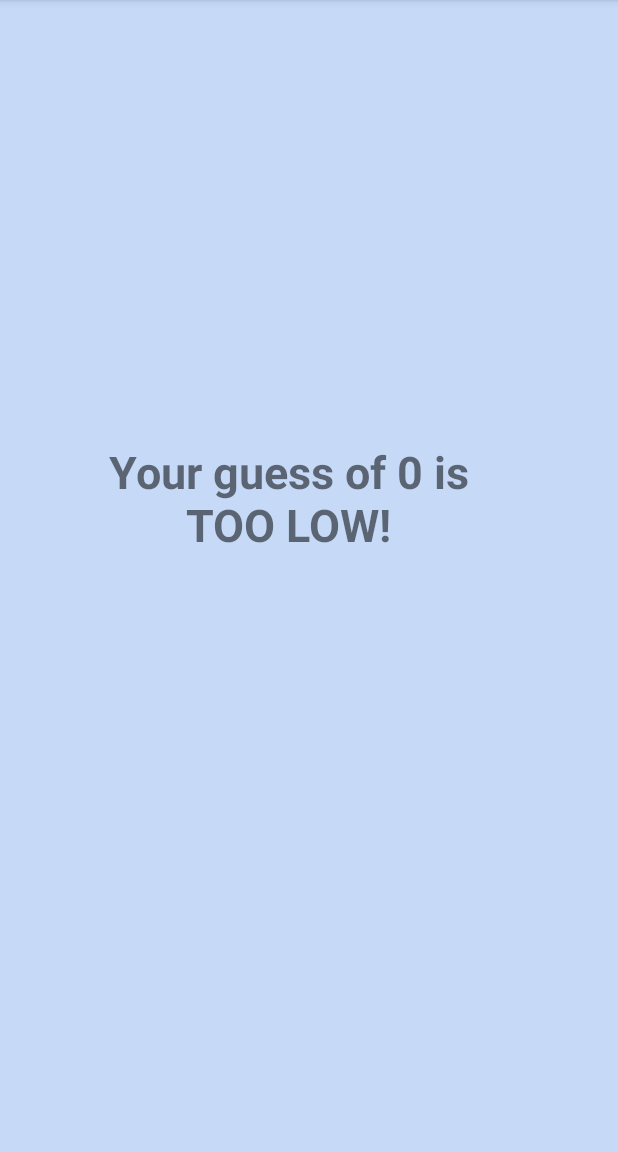
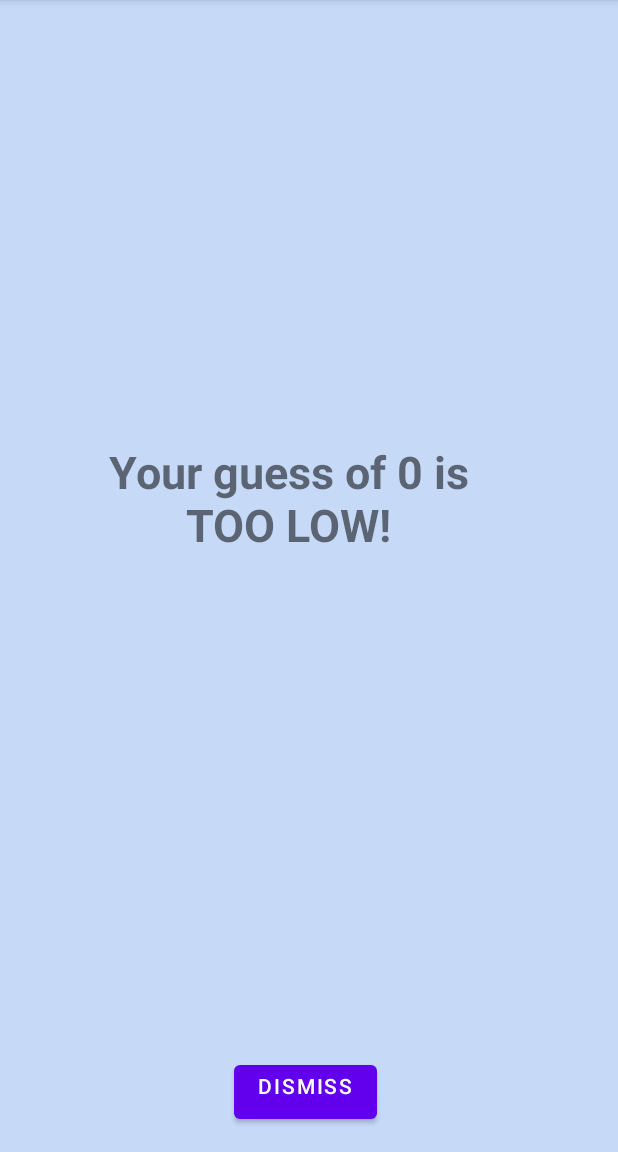
Before and after one commit to Rafek280/GuessMyNumber, an Android app: the screen it shows after launch (ResultActivity), after a tap on "EVALUATE!", on a phone screen of 412 x 824 dp, the part 84-1236 px from its top. Run offline under Robolectric (Android 15) with nearby library versions, the phone set to English and light mode, and no system bars; 3 statements that could not run were skipped; 2 other taps on this screen came first.

Commit message:
Update dismiss button

```diff
--- a/app/src/main/java/com/example/guessmynumber/MainActivity.java
+++ b/app/src/main/java/com/example/guessmynumber/MainActivity.java
@@ -16,7 +16,8 @@ public class MainActivity extends AppCompatActivity {
     private static MainActivity instance;
     public static int currentrandomnumber=0;
     public static int guessNumberInt=0;
-    public static int currentscore=100;
+    public static int currentscore;
+    String saveValue;
 
     SeekBar seekBar,seekBar2;
     EditText lowerBound,upperBound,guessNumber;
@@ -37,6 +38,7 @@ public class MainActivity extends AppCompatActivity {
         guessNumber = (EditText) findViewById(R.id.guessNumber);
         generate = (Button) findViewById(R.id.generate);
         evaluate = (Button) findViewById(R.id.evaluate);
+
         score = (TextView) findViewById(R.id.score);
         productHint = (RadioButton) findViewById(R.id.productHint);
         sumHint = (RadioButton) findViewById(R.id.sumHint);
@@ -44,10 +46,26 @@ public class MainActivity extends AppCompatActivity {
         divisibilityHint = (RadioButton) findViewById(R.id.divisibilityHint);
         hint = (Button) findViewById(R.id.hint);
 
-        //currentscore=Integer.valueOf(score.getText().toString());//Score
 
-        hint.setEnabled(false);//Disable both buttons at the beginning
-        evaluate.setEnabled(false);
+        if (savedInstanceState != null) {
+            // Then the application is being reloaded
+        }
+        else{
+            String example= savedInstanceState.getString("currentscore");
+            currentscore=Integer.valueOf(example);
+        }
+
+
+        if(currentrandomnumber<=0 ){
+            hint.setEnabled(false);//Disable both buttons at the beginning
+            evaluate.setEnabled(false);
+            //currentscore=0;
+        }
+        else{
+            hint.setEnabled(true);//Enable both buttons at the beginning
+            evaluate.setEnabled(true);
+
+        }
 
         generate.setOnClickListener(new View.OnClickListener() {
             @Override
@@ -56,6 +74,7 @@ public class MainActivity extends AppCompatActivity {
                 currentrandomnumber=generateRandomNumber();
                 hint.setEnabled(true);
                 evaluate.setEnabled(true);
+                currentscore=getValueEdittext(upperBound)-getValueEdittext(lowerBound);
             }
         });
 
@@ -121,6 +140,7 @@ public class MainActivity extends AppCompatActivity {
                         num = num / 10;
                     }
                     Toast.makeText(MainActivity.this, "The digit sum is "+ sum, Toast.LENGTH_SHORT).show();
+
                 }
                 else if(productHint.isChecked()){
                     currentscore=currentscore - 10;
@@ -130,11 +150,13 @@ public class MainActivity extends AppCompatActivity {
                         product = product * (num % 10);
                         num = num / 10;
                     }
-                    Toast.makeText(MainActivity.this, "The digit sum is "+ product, Toast.LENGTH_SHORT).show();
+                    Toast.makeText(MainActivity.this, "The digit product is "+ product, Toast.LENGTH_SHORT).show();
+
                 }
             }
 
         });
+
 
 
         new Thread(new Runnable() {//this Thread execute
@@ -144,43 +166,26 @@ public class MainActivity extends AppCompatActivity {
                 while (true) {
                     edittexttoseekbar();
                     score.setText(String.valueOf(currentscore));
-                 /*   if(divisibilityHint.isChecked()) {
-                        if (currentscore < 1) {
-                            hint.setEnabled(false);
-                        }
-                        else{
-                            hint.setEnabled(true);
-                        }
-                    }
-                    else if(primeHint.isChecked()) {
-                        if (currentscore < 10) {
-                            hint.setEnabled(false);
-                        }
-                        else{
-                            hint.setEnabled(true);
-                        }
-                    }
-                    else if(sumHint.isChecked()) {
-                        if (currentscore < 5) {
-                            hint.setEnabled(false);
-                        }
-                        else{
-                            hint.setEnabled(true);
-                        }
-                    }
-                    else if(productHint.isChecked()) {
-                        if (currentscore < 10) {
-                            hint.setEnabled(false);
-                        }
-                        else{
-                            hint.setEnabled(true);
-                        }
+
+
+                /*    if (currentscore < 0) {
+
+                        //Toast.makeText(MainActivity.this, "You lose!", Toast.LENGTH_LONG).show();
+                        openResultActivity();
+                      //  finish();
+                       // startActivity(getIntent());
+                       // currentscore=5;
+                        //hint.setEnabled(false);
+                    //evaluate.isEnabled()
+
+
+
                     }*/
+                    Thread.currentThread().interrupt();
 
 
                     //you can use a for here and check if the command was executed or just wait and execute the 2nd command
                     try {
-
                         Thread.sleep(500); //every 0.5 second
                     } catch (InterruptedException e) {
                         e.printStackTrace();
@@ -269,7 +274,7 @@ public class MainActivity extends AppCompatActivity {
     public void openResultActivity(){
 
         Intent intent = new Intent(MainActivity.this, ResultActivity.class);
-        guessNumberInt=getValueEdittext(guessNumber);
+        guessNumberInt=getValueEdittext(guessNumber);//Here will set the given number fopr that we have to convert the String to the type int
         startActivity(intent);
     }
 
@@ -279,5 +284,26 @@ public class MainActivity extends AppCompatActivity {
         int finalValue = Integer.parseInt(value);
         return finalValue;
 }
+    @Override
+    public void onSaveInstanceState(Bundle savedInstanceState) {
+        super.onSaveInstanceState(savedInstanceState);
+        // Save UI state changes to the savedInstanceState.
+        // This bundle will be passed to onCreate if the process is
+        // killed and restarted.
+        String saved=String.valueOf(currentscore);
+        savedInstanceState.putString("currentscore", saved);
+
+    }
+
+    @Override
+    public void onRestoreInstanceState(Bundle savedInstanceState) {
+        super.onRestoreInstanceState(savedInstanceState);
+        // Restore UI state from the savedInstanceState.
+        // This bundle has also been passed to onCreate.
+
+        String myInt = savedInstanceState.getString("currentscore");
+        currentscore=Integer.valueOf("currentscore");
+    }
+
 
 }
--- a/app/src/main/java/com/example/guessmynumber/ResultActivity.java
+++ b/app/src/main/java/com/example/guessmynumber/ResultActivity.java
@@ -2,8 +2,11 @@ package com.example.guessmynumber;
 
 import androidx.appcompat.app.AppCompatActivity;
 
+import android.content.Intent;
 import android.graphics.Color;
 import android.os.Bundle;
+import android.view.View;
+import android.widget.Button;
 import android.widget.SeekBar;
 import android.widget.TextView;
 
@@ -11,6 +14,7 @@ import android.widget.TextView;
 public class ResultActivity extends AppCompatActivity {
 
     TextView finalText;
+    Button dismiss;
 
     @Override
     protected void onCreate(Bundle savedInstanceState) {
@@ -18,7 +22,14 @@ public class ResultActivity extends AppCompatActivity {
         setContentView(R.layout.activity_result);
 
         finalText = (TextView) findViewById(R.id.finalText);
+        dismiss = (Button) findViewById(R.id.dismiss);
 
+        dismiss.setOnClickListener(new View.OnClickListener() {
+            @Override
+            public void onClick(View view) {
+                backMainActivity();
+            }
+        });
 
         finalText.setText(String.valueOf(MainActivity.currentrandomnumber));//Here will be check the current random number and the given number from User
 
@@ -41,4 +52,9 @@ public class ResultActivity extends AppCompatActivity {
 
 
     }
+    void backMainActivity(){
+        Intent intent = new Intent(ResultActivity.this, MainActivity.class);
+        startActivity(intent);
+    }
+
 }
--- a/app/src/main/res/layout/activity_main.xml
+++ b/app/src/main/res/layout/activity_main.xml
@@ -160,7 +160,7 @@
         android:layout_marginBottom="308dp"
         android:background="#4CAF50"
         android:gravity="center"
-        android:text="100"
+        android:text="0"
         android:textColor="@color/white"
         android:textColorHighlight="#FFFFFF"
         android:textColorHint="#FFFFFF"
--- a/app/src/main/res/layout/activity_result.xml
+++ b/app/src/main/res/layout/activity_result.xml
@@ -19,4 +19,18 @@
         app:layout_constraintHorizontal_bias="0.393"
         app:layout_constraintStart_toStartOf="parent"
         app:layout_constraintTop_toTopOf="parent" />
+
+    <Button
+        android:id="@+id/dismiss"
+        android:layout_width="wrap_content"
+        android:layout_height="wrap_content"
+        android:layout_marginStart="156dp"
+        android:layout_marginEnd="162dp"
+        android:layout_marginBottom="16dp"
+        android:gravity="clip_horizontal"
+        android:text="Dismiss"
+        app:layout_constraintBottom_toBottomOf="parent"
+        app:layout_constraintEnd_toEndOf="parent"
+        app:layout_constraintHorizontal_bias="0.0"
+        app:layout_constraintStart_toStartOf="parent" />
 </androidx.constraintlayout.widget.ConstraintLayout>
```
